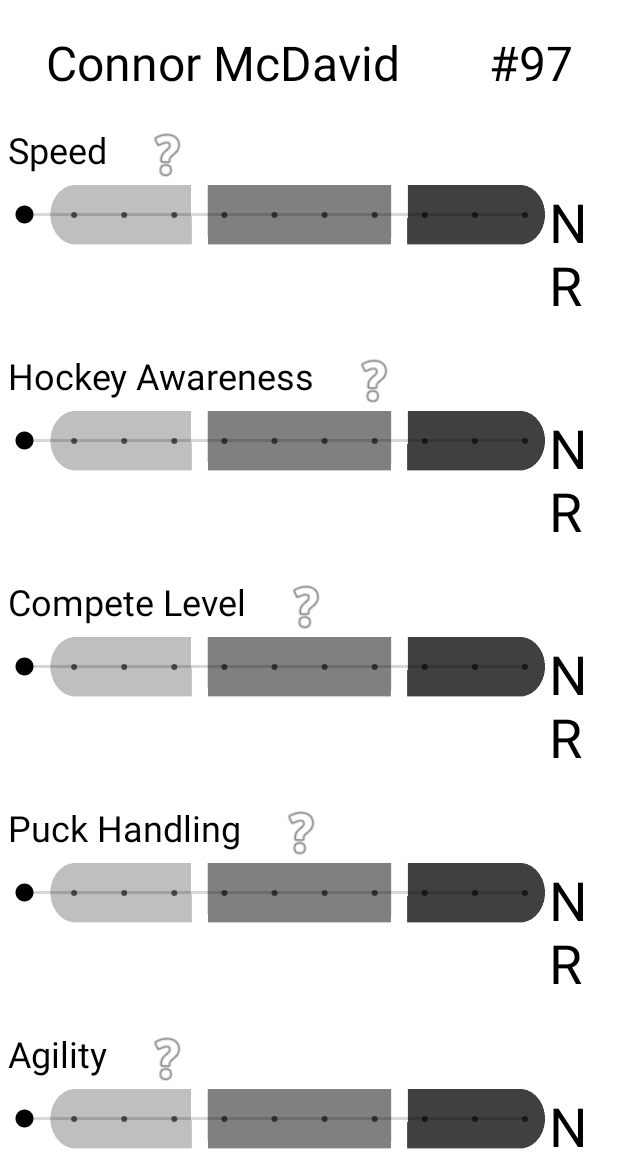
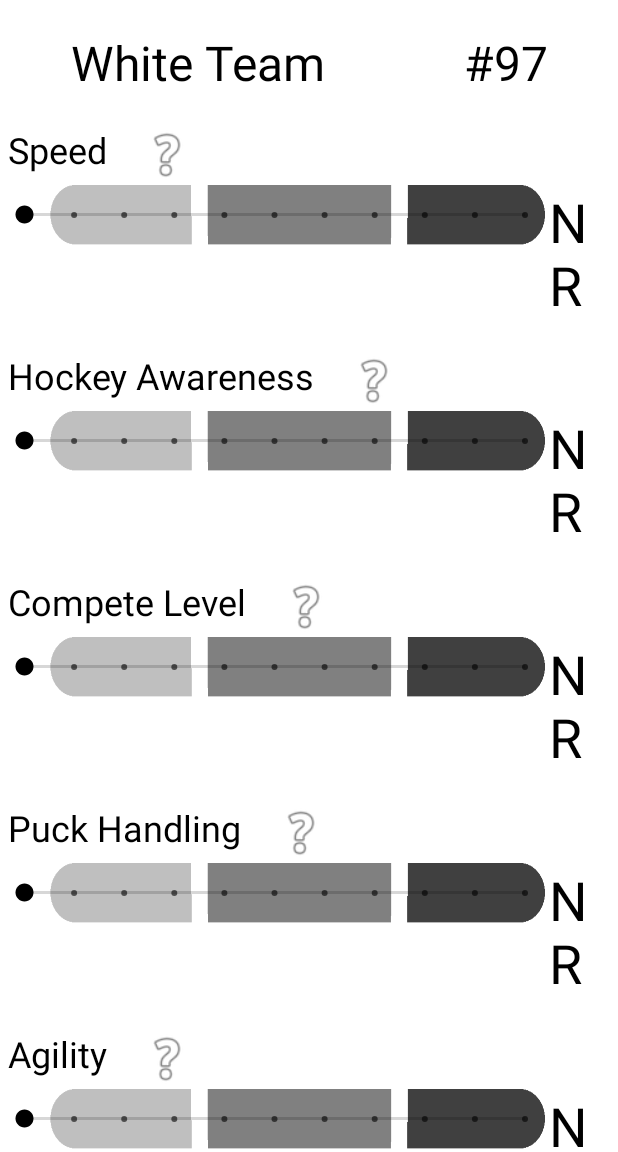
Before and after one commit to fdrury/HockeyConnect, an Android app: the screen it shows after launch (PlayerEvaluationActivity), on a phone screen of 412 x 824 dp, the part 84-1236 px from its top. Run offline under Robolectric (Android 15) with nearby library versions, the light colour scheme and no system bars.

Commit message:
visual changes

```diff
--- a/code/HockeyConnect/app/src/main/res/layout/activity_player_evaluation.xml
+++ b/code/HockeyConnect/app/src/main/res/layout/activity_player_evaluation.xml
@@ -367,7 +367,7 @@
                 android:layout_width="match_parent"
                 android:layout_height="wrap_content"
                 android:layout_weight="1"
-                android:text="Time 340' Sprint"
+                android:text="Timed Evaluations"
                 android:textAllCaps="false" />
 
             <Space
--- a/code/HockeyConnect/app/src/main/res/values/strings.xml
+++ b/code/HockeyConnect/app/src/main/res/values/strings.xml
@@ -7,6 +7,6 @@
     <string name="attribute4_name">Agility</string>
     <string name="not_rated_name">NR</string>
 
-    <string name="test_player_name_name">Connor McDavid</string>
+    <string name="test_player_name_name">White Team</string>
     <string name="test_player_number_name">#97</string>
 </resources>
```
